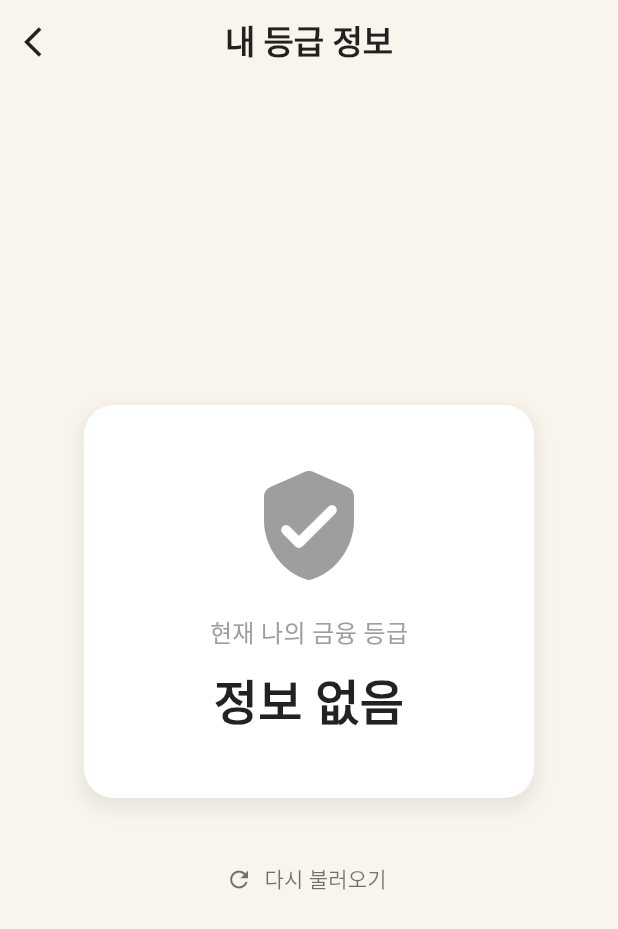
After one commit to minmin02/guardpayFlutter, a Flutter app: the GradeScreen screen opened directly, after a tap on "다시 불러오기", on a phone screen of 412 x 824 dp. The commit adds this screen. Shown: the top 929 px of the screen. Run offline on Flutter 3.47's test engine with Material 3 defaults, Android fonts, the phone set to English and light mode, and no system bars; our stand-ins replace cached_network_image, flutter_dotenv, flutter_secure_storage, image_picker, webview_flutter, youtube_player_flutter; missing offline and left inert: flutter_web_auth_2, kakao_flutter_sdk_user; accounts and stored records are empty; network calls fail.

Commit message:
feat : 검색기능 추가, 등급조회 기능

```diff
--- /dev/null
+++ b/lib/features/auth/screens/grade_screen.dart
@@ -0,0 +1,146 @@
+import 'package:flutter/material.dart';
+import 'package:guardpayfront/features/auth/services/api_service.dart';
+
+class GradeScreen extends StatefulWidget {
+  const GradeScreen({super.key});
+
+  @override
+  State<GradeScreen> createState() => _GradeScreenState();
+}
+
+class _GradeScreenState extends State<GradeScreen> {
+  final ApiService _api = ApiService();
+  String? _grade;
+  bool _isLoading = true;
+
+  @override
+  void initState() {
+    super.initState();
+    _fetchGrade();
+  }
+
+  // API를 통해 등급 가져오기
+  Future<void> _fetchGrade() async {
+    try {
+      final result = await _api.getMyGrade();
+
+      if (mounted) {
+        setState(() {
+          _grade = result;
+          _isLoading = false;
+        });
+      }
+    } catch (e) {
+      if (mounted) {
+        setState(() {
+          _grade = null;
+          _isLoading = false;
+        });
+      }
+      print('등급 조회 중 오류 발생: $e');
+    }
+  }
+
+  // 등급 텍스트를 보기 좋게 변환 (예: "주의_필요" -> "주의 필요")
+  String _formatGrade(String? grade) {
+    if (grade == null) return "정보 없음";
+    return grade.replaceAll('_', ' ');
+  }
+
+  // 등급에 따른 아이콘 색상 (옵션)
+  Color _getGradeColor(String? grade) {
+    if (grade == null) return Colors.grey;
+    if (grade.contains("안전")) return Colors.green;
+    if (grade.contains("주의")) return Colors.orange;
+    if (grade.contains("위험")) return Colors.red;
+    return Colors.blueAccent;
+  }
+
+  @override
+  Widget build(BuildContext context) {
+    return Scaffold(
+      backgroundColor: const Color(0xFFF9F5EC), // 기존 앱 배경색 유지
+      appBar: AppBar(
+        backgroundColor: const Color(0xFFF9F5EC),
+        elevation: 0,
+        centerTitle: true,
+        leading: IconButton(
+          icon: const Icon(Icons.arrow_back_ios, color: Colors.black87),
+          onPressed: () => Navigator.pop(context),
+        ),
+        title: const Text(
+          "내 등급 정보",
+          style: TextStyle(color: Colors.black87, fontWeight: FontWeight.bold),
+        ),
+      ),
+      body: _isLoading
+          ? const Center(child: CircularProgressIndicator())
+          : Center(
+        child: Column(
+          mainAxisAlignment: MainAxisAlignment.center,
+          children: [
+            // 🔹 등급 카드 디자인
+            Container(
+              width: 300,
+              padding: const EdgeInsets.symmetric(vertical: 40, horizontal: 20),
+              decoration: BoxDecoration(
+                color: Colors.white,
+                borderRadius: BorderRadius.circular(20),
+                boxShadow: [
+                  BoxShadow(
+                    color: Colors.grey.withOpacity(0.2),
+                    spreadRadius: 2,
+                    blurRadius: 10,
+                    offset: const Offset(0, 5),
+                  ),
+                ],
+              ),
+              child: Column(
+                mainAxisSize: MainAxisSize.min,
+                children: [
+                  Icon(
+                    Icons.verified_user_rounded, // 방패 모양 아이콘
+                    size: 80,
+                    color: _getGradeColor(_grade),
+                  ),
+                  const SizedBox(height: 20),
+                  const Text(
+                    "현재 나의 금융 등급",
+                    style: TextStyle(
+                      fontSize: 16,
+                      color: Colors.grey,
+                    ),
+                  ),
+                  const SizedBox(height: 10),
+                  Text(
+                    _formatGrade(_grade),
+                    style: const TextStyle(
+                      fontSize: 32,
+                      fontWeight: FontWeight.bold,
+                      color: Colors.black87,
+                    ),
+                    textAlign: TextAlign.center,
+                  ),
+                ],
+              ),
+            ),
+            const SizedBox(height: 30),
+
+            // 🔹 새로고침 버튼 (선택 사항)
+            TextButton.icon(
+              onPressed: () {
+                setState(() => _isLoading = true);
+                _fetchGrade();
+              },
+              icon: const Icon(Icons.refresh, color: Colors.black54),
+              label: const Text(
+                "다시 불러오기",
+                style: TextStyle(color: Colors.black54),
+              ),
+            )
+          ],
+        ),
+      ),
+    );
+  }
+}
--- a/lib/features/auth/services/api_service.dart
+++ b/lib/features/auth/services/api_service.dart
@@ -260,6 +260,24 @@ class ApiService {
       return false;
     }
   }
+  Future<String?> getMyGrade() async {
+    final token = await storage.read(key: 'accessToken');
+    if (token == null) return null;
+
+    // 백엔드 경로 확인 필수! (예: /members/me/grade 인지 /api/members/me/grade 인지)
+    final result = await get(
+      '/api/members/me/grade',
+      headers: {
+        'Authorization': 'Bearer $token',
+      },
+    );
+
+    if (result != null && result.containsKey('grade')) {
+      return result['grade'] as String;
+    }
+    return null;
+  }
+
 
   Future<String> sendChatMessage(String message) async {
     log('>>> [API] enter sendChatMessage: "$message"');
@@ -366,5 +384,8 @@ class ApiService {
       log('>>> [API] non-200: ${response.statusCode} / $responseBody');
       return "오류가 발생했습니다: ${response.statusCode} / $responseBody";
     }
+
   }
+
+
 }
```
Also changed, not shown: lib/features/auth/screens/home_screen.dart (+85 -5 lines).
